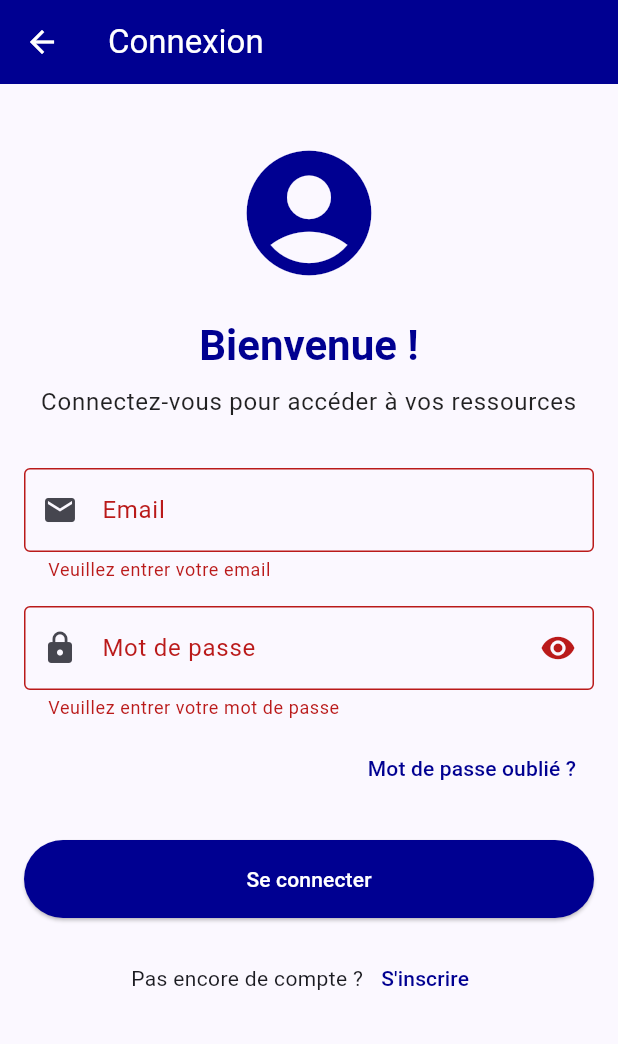
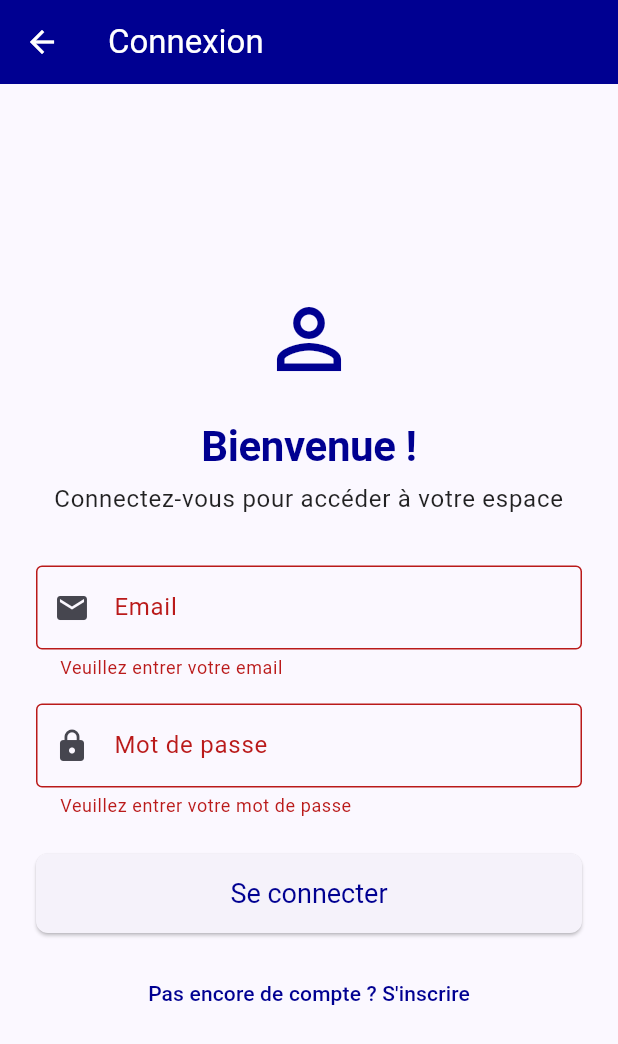
Before and after one commit to GabrielSalach/-RE-sources-Relationnelles, a Flutter app: the LoginPage screen opened by its route, after a tap on "Se connecter", on a phone screen of 412 x 824 dp. Shown: the top 1044 px of the screen. Run offline on Flutter 3.47's test engine with Material 3 defaults, Android fonts, the light colour scheme and no system bars; our stand-ins replace flutter_dotenv, supabase_flutter; accounts and stored records are empty; network calls fail.

Commit message:
Refonte Connexion pour passer par la table user et plus authenticate

```diff
--- /dev/null
+++ b/lib/models/user.dart
@@ -0,0 +1,86 @@
+class AppUser {
+  final String id;
+  final String email;
+  final String nom;
+  final String prenom;
+  final String role;
+  final int? age;
+  final DateTime? dateNaissance;
+  final String? adresse;
+  final String? codePostal;
+  final String? ville;
+  final String? telephone;
+  final String? bio;
+  final bool isVerified;
+  final DateTime createdAt;
+  final DateTime updatedAt;
+
+  AppUser({
+    required this.id,
+    required this.email,
+    required this.nom,
+    required this.prenom,
+    required this.role,
+    this.age,
+    this.dateNaissance,
+    this.adresse,
+    this.codePostal,
+    this.ville,
+    this.telephone,
+    this.bio,
+    required this.isVerified,
+    required this.createdAt,
+    required this.updatedAt,
+  });
+
+  factory AppUser.fromJson(Map<String, dynamic> json) {
+    return AppUser(
+      id: json['id'].toString(),
+      email: json['email']?.toString() ?? '',
+      nom: json['nom']?.toString() ?? '',
+      prenom: json['prenom']?.toString() ?? '',
+      role: json['role']?.toString() ?? '',
+      age: json['age'] != null ? int.tryParse(json['age'].toString()) : null,
+      dateNaissance:
+          json['date_naissance'] != null && json['date_naissance'] is String
+              ? DateTime.tryParse(json['date_naissance'])
+              : null,
+      adresse: json['adresse']?.toString(),
+      codePostal: json['code_postal']?.toString(),
+      ville: json['ville']?.toString(),
+      telephone: json['telephone']?.toString(),
+      bio: json['bio']?.toString(),
+      isVerified: json['is_verified'] is bool
+          ? json['is_verified']
+          : (json['is_verified']?.toString().toLowerCase() == 'true'
+              ? true
+              : false),
+      createdAt: (json['created_at'] != null && json['created_at'] is String)
+          ? DateTime.parse(json['created_at'])
+          : DateTime.now(),
+      updatedAt: (json['updated_at'] != null && json['updated_at'] is String)
+          ? DateTime.parse(json['updated_at'])
+          : DateTime.now(),
+    );
+  }
+
+  Map<String, dynamic> toJson() {
+    return {
+      'id': id,
+      'email': email,
+      'nom': nom,
+      'prenom': prenom,
+      'role': role,
+      'age': age,
+      'date_naissance': dateNaissance?.toIso8601String(),
+      'adresse': adresse,
+      'code_postal': codePostal,
+      'ville': ville,
+      'telephone': telephone,
+      'bio': bio,
+      'is_verified': isVerified,
+      'created_at': createdAt.toIso8601String(),
+      'updated_at': updatedAt.toIso8601String(),
+    };
+  }
+}
--- a/lib/pages/login_page.dart
+++ b/lib/pages/login_page.dart
@@ -11,10 +11,16 @@ class LoginPage extends StatefulWidget {
 
 class _LoginPageState extends State<LoginPage> {
   final _formKey = GlobalKey<FormState>();
-  final TextEditingController _emailController = TextEditingController();
-  final TextEditingController _passwordController = TextEditingController();
-  bool _obscurePassword = true;
-  String? _errorMessage;
+  final _emailController = TextEditingController();
+  final _passwordController = TextEditingController();
+  bool _isLoading = false;
+  String? _error;
+
+  @override
+  void initState() {
+    super.initState();
+    print('LoginPage: initState appelé');
+  }
 
   @override
   void dispose() {
@@ -23,92 +29,41 @@ class _LoginPageState extends State<LoginPage> {
     super.dispose();
   }
 
-  Future<void> _handleSignIn() async {
-    if (_formKey.currentState!.validate()) {
-      setState(() {
-        _errorMessage = null;
-      });
-
-      try {
-        final authState = Provider.of<AppAuthState>(context, listen: false);
-        await authState.signIn(
-          _emailController.text,
-          _passwordController.text,
-        );
-
-        if (mounted) {
-          ScaffoldMessenger.of(context).showSnackBar(
-            const SnackBar(
-              content: Text('Connexion réussie !'),
-              backgroundColor: Colors.green,
-            ),
-          );
-          Navigator.pushReplacementNamed(context, '/');
-        }
-      } catch (e) {
-        if (mounted) {
-          setState(() {
-            _errorMessage = e.toString().replaceAll('Exception: ', '');
-          });
-        }
-      }
-    }
-  }
-
   @override
   Widget build(BuildContext context) {
-    final authState = Provider.of<AppAuthState>(context);
-
     return Scaffold(
       appBar: AppBar(
         title: const Text('Connexion'),
         backgroundColor: Theme.of(context).colorScheme.primary,
         foregroundColor: Colors.white,
       ),
-      body: SingleChildScrollView(
-        padding: const EdgeInsets.all(16.0),
+      body: Center(
+        child: SingleChildScrollView(
+          padding: const EdgeInsets.all(24.0),
           child: Form(
             key: _formKey,
             child: Column(
+              mainAxisAlignment: MainAxisAlignment.center,
               crossAxisAlignment: CrossAxisAlignment.stretch,
               children: [
-              const SizedBox(height: 20),
-              Icon(
-                Icons.account_circle,
-                size: 100,
-                color: Theme.of(context).colorScheme.primary,
-              ),
-              const SizedBox(height: 20),
+                Icon(Icons.person_outline,
+                    size: 64, color: Theme.of(context).colorScheme.primary),
+                const SizedBox(height: 24),
                 Text(
                   'Bienvenue !',
-                style: Theme.of(context).textTheme.headlineMedium?.copyWith(
-                      color: Theme.of(context).colorScheme.primary,
-                      fontWeight: FontWeight.bold,
-                    ),
+                  style: Theme.of(context)
+                      .textTheme
+                      .displayLarge
+                      ?.copyWith(fontSize: 28),
                   textAlign: TextAlign.center,
                 ),
                 const SizedBox(height: 8),
                 Text(
-                'Connectez-vous pour accéder à vos ressources',
+                  'Connectez-vous pour accéder à votre espace',
                   style: Theme.of(context).textTheme.bodyLarge,
                   textAlign: TextAlign.center,
                 ),
                 const SizedBox(height: 32),
-              if (_errorMessage != null)
-                Container(
-                  padding: const EdgeInsets.all(12),
-                  margin: const EdgeInsets.only(bottom: 16),
-                  decoration: BoxDecoration(
-                    color: Colors.red.shade50,
-                    borderRadius: BorderRadius.circular(8),
-                    border: Border.all(color: Colors.red.shade200),
-                  ),
-                  child: Text(
-                    _errorMessage!,
-                    style: TextStyle(color: Colors.red.shade700),
-                    textAlign: TextAlign.center,
-                  ),
-                ),
                 TextFormField(
                   controller: _emailController,
                   decoration: const InputDecoration(
@@ -130,74 +85,87 @@ class _LoginPageState extends State<LoginPage> {
                 const SizedBox(height: 16),
                 TextFormField(
                   controller: _passwordController,
-                decoration: InputDecoration(
+                  decoration: const InputDecoration(
                     labelText: 'Mot de passe',
-                  prefixIcon: const Icon(Icons.lock),
-                  border: const OutlineInputBorder(),
-                  suffixIcon: IconButton(
-                    icon: Icon(
-                      _obscurePassword
-                          ? Icons.visibility
-                          : Icons.visibility_off,
+                    prefixIcon: Icon(Icons.lock),
+                    border: OutlineInputBorder(),
                   ),
-                    onPressed: () {
-                      setState(() {
-                        _obscurePassword = !_obscurePassword;
-                      });
-                    },
-                  ),
-                ),
-                obscureText: _obscurePassword,
+                  obscureText: true,
                   validator: (value) {
                     if (value == null || value.isEmpty) {
                       return 'Veuillez entrer votre mot de passe';
                     }
+                    if (value.length < 6) {
+                      return 'Le mot de passe doit contenir au moins 6 caractères';
+                    }
                     return null;
                   },
                 ),
-              const SizedBox(height: 8),
-              Align(
-                alignment: Alignment.centerRight,
-                child: TextButton(
-                  onPressed: () {
-                    // TODO: Implémenter la récupération de mot de passe
-                  },
-                  child: const Text('Mot de passe oublié ?'),
+                const SizedBox(height: 24),
+                if (_error != null)
+                  Padding(
+                    padding: const EdgeInsets.only(bottom: 12.0),
+                    child: Text(
+                      _error!,
+                      style: const TextStyle(color: Colors.red),
+                      textAlign: TextAlign.center,
                     ),
                   ),
-              const SizedBox(height: 24),
                 ElevatedButton(
-                onPressed: authState.isLoading ? null : _handleSignIn,
+                  onPressed: _isLoading
+                      ? null
+                      : () async {
+                          if (_formKey.currentState!.validate()) {
+                            setState(() {
+                              _isLoading = true;
+                              _error = null;
+                            });
+                            try {
+                              await context.read<AppAuthState>().signIn(
+                                    _emailController.text,
+                                    _passwordController.text,
+                                  );
+                              if (mounted) {
+                                ScaffoldMessenger.of(context).showSnackBar(
+                                  const SnackBar(
+                                    content: Text('Connexion réussie'),
+                                    backgroundColor: Colors.green,
+                                  ),
+                                );
+                                Navigator.pop(context);
+                              }
+                            } catch (e) {
+                              setState(() {
+                                _error =
+                                    e.toString().replaceAll('Exception: ', '');
+                              });
+                            } finally {
+                              setState(() {
+                                _isLoading = false;
+                              });
+                            }
+                          }
+                        },
                   style: ElevatedButton.styleFrom(
-                  backgroundColor: Theme.of(context).colorScheme.primary,
-                  foregroundColor: Colors.white,
                     padding: const EdgeInsets.symmetric(vertical: 16),
+                    textStyle: const TextStyle(fontSize: 18),
+                    shape: RoundedRectangleBorder(
+                      borderRadius: BorderRadius.circular(8),
                     ),
-                child: authState.isLoading
-                    ? const SizedBox(
-                        height: 20,
-                        width: 20,
-                        child: CircularProgressIndicator(
-                          color: Colors.white,
-                          strokeWidth: 2,
                   ),
-                      )
+                  child: _isLoading
+                      ? const CircularProgressIndicator(color: Colors.white)
                       : const Text('Se connecter'),
                 ),
                 const SizedBox(height: 16),
-              Row(
-                mainAxisAlignment: MainAxisAlignment.center,
-                children: [
-                  const Text('Pas encore de compte ?'),
                 TextButton(
                   onPressed: () {
                     Navigator.pushNamed(context, '/inscription');
                   },
-                    child: const Text('S\'inscrire'),
+                  child: const Text('Pas encore de compte ? S\'inscrire'),
                 ),
               ],
             ),
-            ],
           ),
         ),
       ),
```
Also changed, not shown: lib/main.dart (+23 -4 lines), lib/services/auth_service.dart (+94 -1 lines), lib/services/auth_state.dart (+108 -26 lines), 4 other files. Lines whose indentation alone changed are shown as unchanged.
